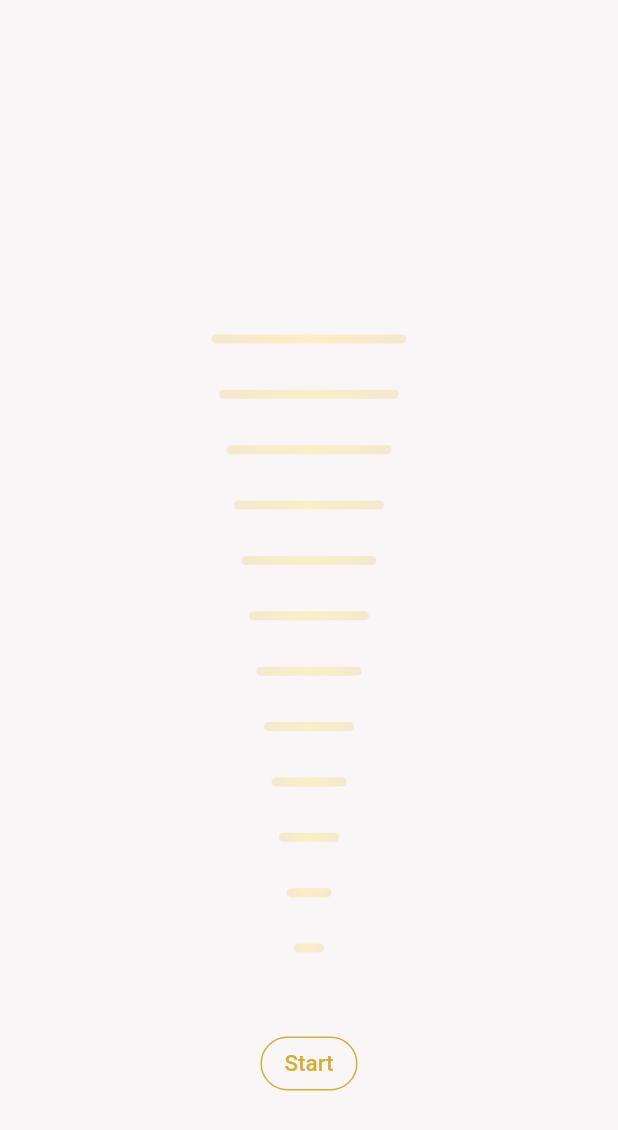
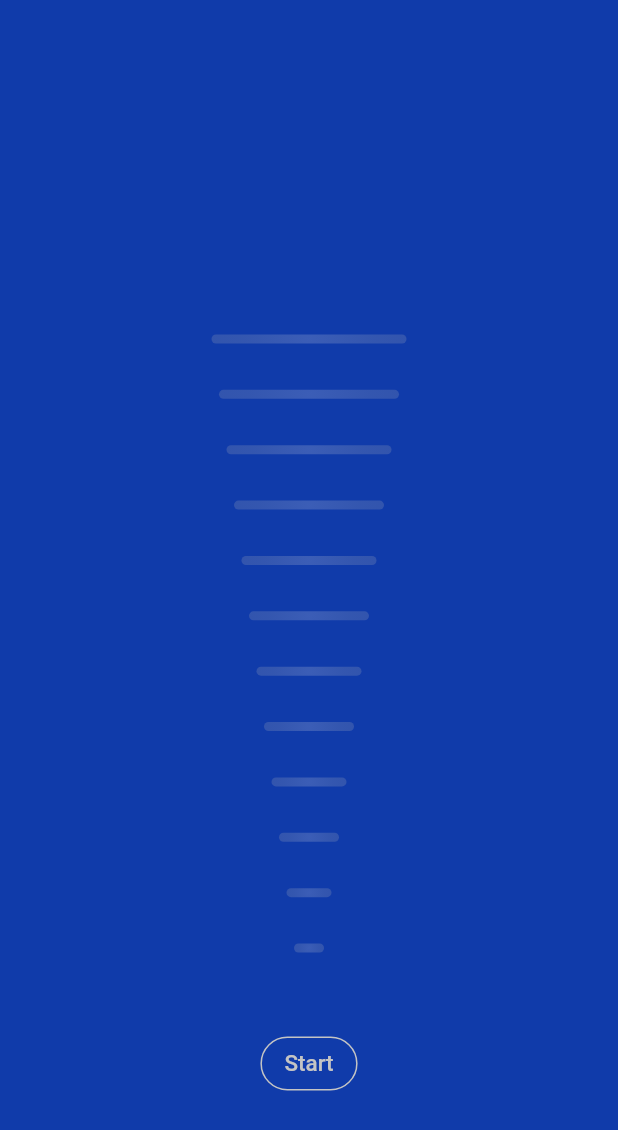
Before and after one commit to charlotteisambert/cardiac_coherence, a Flutter app: the screen it shows after launch, on a phone screen of 412 x 824 dp. Shown: the top 1130 px of the screen. Run offline on Flutter 3.47's test engine with Material 2 defaults, Android fonts, the phone set to English and light mode, and no system bars.

Commit message:
update colors

```diff
--- a/lib/components/horizontal_bar/horizontal_bar.dart
+++ b/lib/components/horizontal_bar/horizontal_bar.dart
@@ -69,11 +69,11 @@ class _HorizontalBarState extends State<HorizontalBar>
         color: Color(colors['light']).withOpacity(widget.opacity.value),
         borderRadius: BorderRadius.circular(10),
         gradient: RadialGradient(
-          radius: widget.animatedWidth.value / 5,
+          radius: widget.animatedWidth.value / 9,
           colors: [
-            Color(0xFFFFD700),
+            Color(0xFFEAE8E8),
             Color(colors['light']),
-            Color(0xFFb8860b),
+            Color(0xFFB3B2B2),
           ],
         ),
         // boxShadow: [
--- a/lib/utils/style.dart
+++ b/lib/utils/style.dart
@@ -1,4 +1,4 @@
 Map colors = Map.unmodifiable({
-  'background': 0xFFE9DC0,
-  'light': 0xFFD4AF37,
+  'background': 0xFF103BAA,
+  'light': 0xFFC4C4C4,
 });
```
